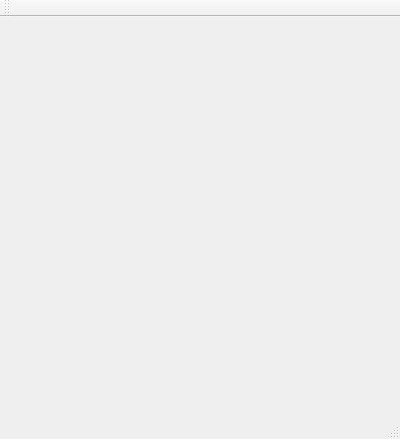
Above: Vass_2/mainwindow.ui from fobannit-studio/Vass-2 before the change. Below: the same form after it.
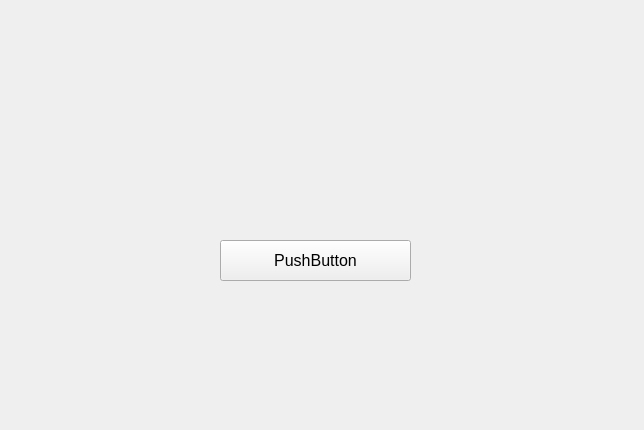
That is the form after the change. Icons and pictures are not drawn.

Patch:
```diff
--- a/Vass_2/mainwindow.ui
+++ b/Vass_2/mainwindow.ui
@@ -6,10 +6,22 @@
    <rect>
     <x>0</x>
     <y>0</y>
-    <width>400</width>
-    <height>300</height>
+    <width>644</width>
+    <height>430</height>
    </rect>
   </property>
+  <property name="sizePolicy">
+   <sizepolicy hsizetype="Preferred" vsizetype="Preferred">
+    <horstretch>0</horstretch>
+    <verstretch>0</verstretch>
+   </sizepolicy>
+  </property>
+  <property name="mouseTracking">
+   <bool>true</bool>
+  </property>
+  <property name="focusPolicy">
+   <enum>Qt::NoFocus</enum>
+  </property>
   <property name="windowTitle">
    <string>Vass 2</string>
   </property>
@@ -18,6 +30,12 @@
     <normaloff>icon2.ico</normaloff>icon2.ico</iconset>
   </property>
   <widget class="QWidget" name="centralWidget">
+   <property name="sizePolicy">
+    <sizepolicy hsizetype="Preferred" vsizetype="Preferred">
+     <horstretch>0</horstretch>
+     <verstretch>0</verstretch>
+    </sizepolicy>
+   </property>
    <property name="minimumSize">
     <size>
      <width>400</width>
@@ -29,6 +47,19 @@
      <pointsize>12</pointsize>
     </font>
    </property>
+   <widget class="QPushButton" name="pushButton">
+    <property name="geometry">
+     <rect>
+      <x>220</x>
+      <y>240</y>
+      <width>191</width>
+      <height>41</height>
+     </rect>
+    </property>
+    <property name="text">
+     <string>PushButton</string>
+    </property>
+   </widget>
   </widget>
   <widget class="QMenuBar" name="menuBar">
    <property name="geometry">
@@ -40,15 +71,6 @@
     </rect>
    </property>
   </widget>
-  <widget class="QToolBar" name="mainToolBar">
-   <attribute name="toolBarArea">
-    <enum>TopToolBarArea</enum>
-   </attribute>
-   <attribute name="toolBarBreak">
-    <bool>false</bool>
-   </attribute>
-  </widget>
-  <widget class="QStatusBar" name="statusBar"/>
  </widget>
  <layoutdefault spacing="6" margin="11"/>
  <resources/>
```
Left out of the diff: 9 changed lines with no effect on the pictures.
